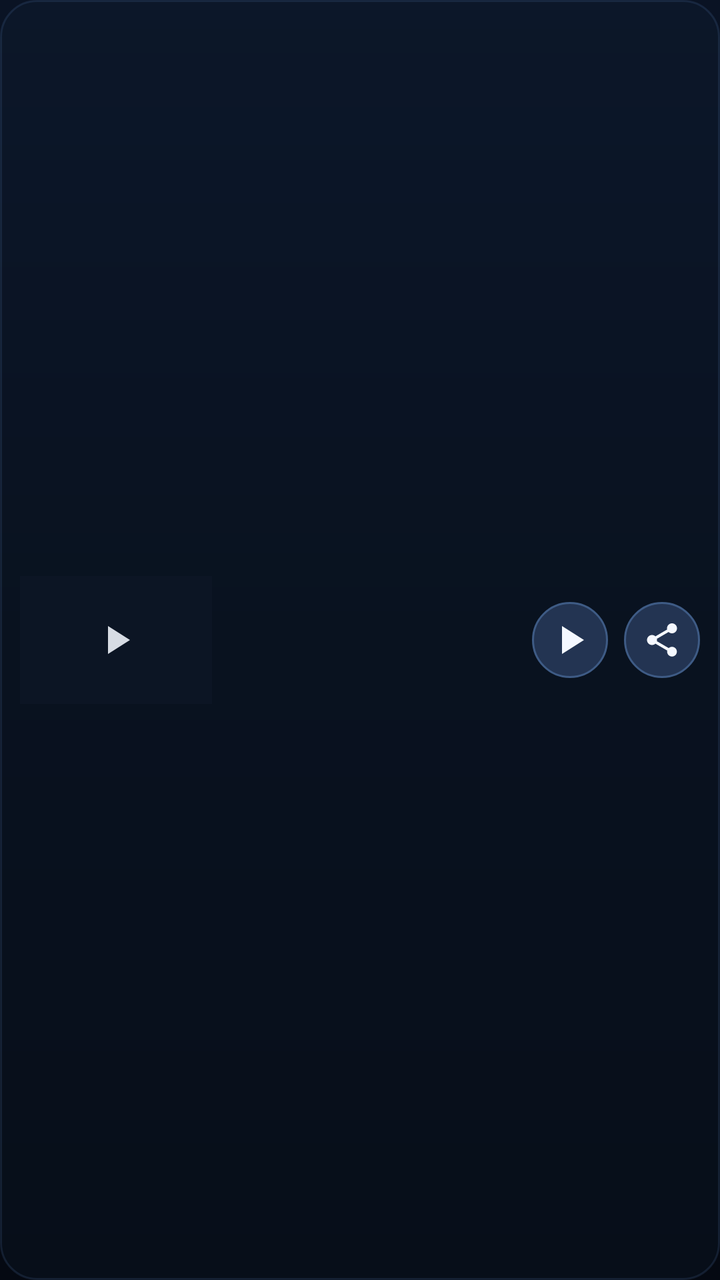
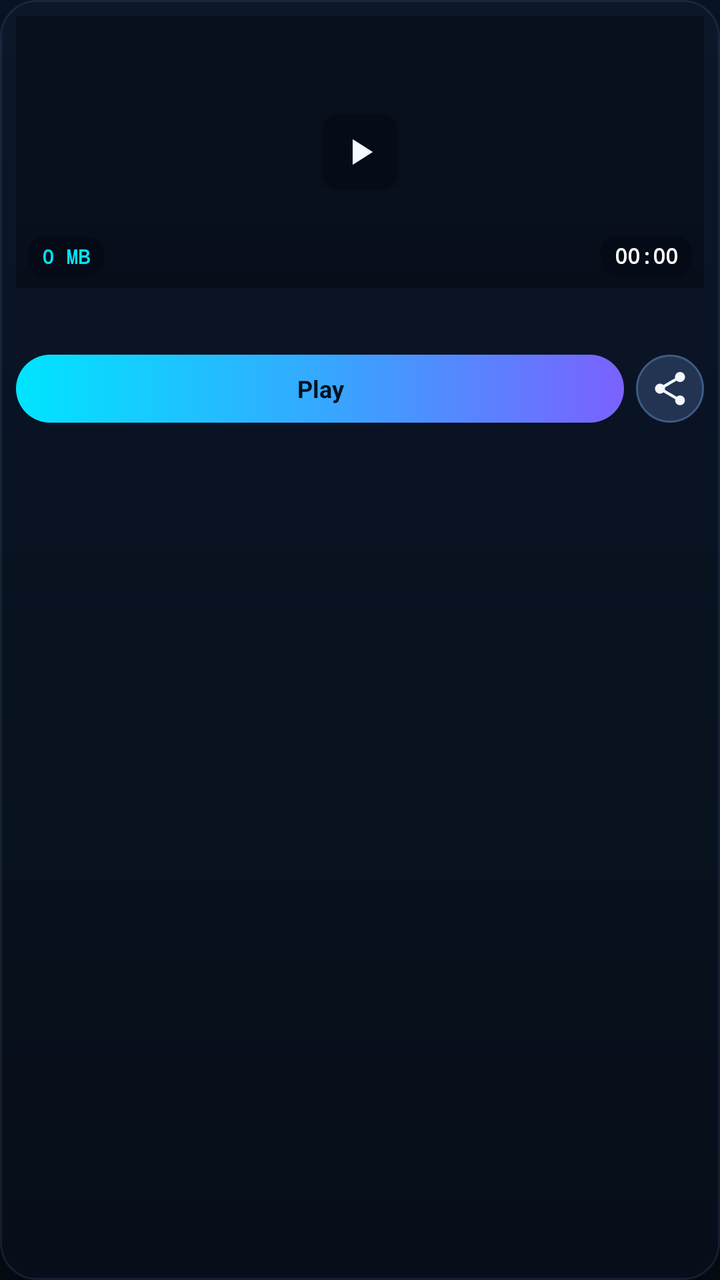

The first picture is an Android layout as it rendered before a commit; the second is the same layout after the commit. The layout source and the unified diff follow.
<!-- AndroidManifest.xml: application theme Theme.VisionWatermark -->
<!-- res/layout/item_recent_export.xml -->
<?xml version="1.0" encoding="utf-8"?>
<LinearLayout xmlns:android="http://schemas.android.com/apk/res/android"
    android:layout_width="match_parent"
    android:layout_height="84dp"
    android:layout_marginBottom="12dp"
    android:background="@drawable/bg_glass_card"
    android:gravity="center_vertical"
    android:orientation="horizontal"
    android:padding="10dp">

    <FrameLayout
        android:layout_width="96dp"
        android:layout_height="64dp">

        <ImageView
            android:id="@+id/ivThumbnail"
            android:layout_width="match_parent"
            android:layout_height="match_parent"
            android:background="#0C1524"
            android:contentDescription="Video thumbnail"
            android:scaleType="centerCrop" />

        <ImageView
            android:layout_width="24dp"
            android:layout_height="24dp"
            android:layout_gravity="center"
            android:alpha="0.88"
            android:contentDescription="@string/play"
            android:src="@drawable/ic_play" />
    </FrameLayout>

    <LinearLayout
        android:layout_width="0dp"
        android:layout_height="wrap_content"
        android:layout_marginStart="12dp"
        android:layout_weight="1"
        android:orientation="vertical">

        <TextView
            android:id="@+id/tvFileName"
            android:layout_width="match_parent"
            android:layout_height="wrap_content"
            android:ellipsize="middle"
            android:singleLine="true"
            android:textColor="@color/text_primary"
            android:textSize="14sp"
            android:textStyle="bold" />

        <TextView
            android:id="@+id/tvMeta"
            android:layout_width="match_parent"
            android:layout_height="wrap_content"
            android:layout_marginTop="3dp"
            android:textColor="@color/text_secondary"
            android:textSize="12sp" />
    </LinearLayout>

    <ImageButton
        android:id="@+id/btnPlayItem"
        android:layout_width="38dp"
        android:layout_height="38dp"
        android:layout_marginStart="6dp"
        android:background="@drawable/bg_circle_icon_btn"
        android:contentDescription="@string/play"
        android:padding="8dp"
        android:src="@drawable/ic_play" />

    <ImageButton
        android:id="@+id/btnShareItem"
        android:layout_width="38dp"
        android:layout_height="38dp"
        android:layout_marginStart="8dp"
        android:background="@drawable/bg_circle_icon_btn"
        android:contentDescription="@string/share"
        android:padding="9dp"
        android:src="@drawable/ic_share" />

</LinearLayout>
<!-- resources referenced by this layout -->
<resources>
  <color name="text_primary">#F4F8FF</color>
  <color name="text_secondary">#94A8C9</color>
  <!-- drawable bg_circle_icon_btn (drawable) -->
  <?xml version="1.0" encoding="utf-8"?>
  <ripple xmlns:android="http://schemas.android.com/apk/res/android"
      android:color="#3300E5FF">
      <item>
          <shape android:shape="oval">
              <solid android:color="#233452" />
              <stroke
                  android:width="1dp"
                  android:color="#3E5B85" />
          </shape>
      </item>
  </ripple>
  <!-- drawable bg_glass_card (drawable) -->
  <?xml version="1.0" encoding="utf-8"?>
  <shape xmlns:android="http://schemas.android.com/apk/res/android"
      android:shape="rectangle">
      <solid android:color="#1A243B5E" />
      <corners android:radius="18dp" />
      <stroke
          android:width="1dp"
          android:color="#2E5479B0" />
  </shape>
  <!-- drawable ic_play (drawable) -->
  <vector xmlns:android="http://schemas.android.com/apk/res/android"
      android:width="24dp"
      android:height="24dp"
      android:viewportWidth="24"
      android:viewportHeight="24">
      <path
          android:fillColor="#F4F8FF"
          android:pathData="M8,5v14l11,-7z" />
  </vector>
  <string name="play">Play</string>
  <string name="share">Share</string>
  <style name="Theme.VisionWatermark" parent="Theme.Material3.Dark.NoActionBar">
          <item name="android:windowBackground">@drawable/bg_main_gradient</item>
          <item name="android:statusBarColor">@color/bg_obsidian</item>
          <item name="android:navigationBarColor">@color/bg_obsidian</item>
          <item name="colorPrimary">@color/cyan_accent</item>
          <item name="colorSecondary">@color/blue_accent</item>
          <item name="android:textColorPrimary">@color/text_primary</item>
          <item name="android:textColorSecondary">@color/text_secondary</item>
      </style>
  <!-- drawable bg_main_gradient (drawable) -->
  <?xml version="1.0" encoding="utf-8"?>
  <shape xmlns:android="http://schemas.android.com/apk/res/android">
      <gradient
          android:angle="270"
          android:startColor="#0A1324"
          android:centerColor="#070D19"
          android:endColor="#050912"
          android:type="linear" />
  </shape>
  <color name="bg_obsidian">#070D19</color>
  <color name="cyan_accent">#00E5FF</color>
  <color name="blue_accent">#4E7BFF</color>
  <!-- unchanged entries left out for length: 1 -->
</resources>

<!-- the commit's change to res/layout/item_recent_export.xml (unified diff, before → after) -->
@@ -1,78 +1,110 @@
 <?xml version="1.0" encoding="utf-8"?>
 <LinearLayout xmlns:android="http://schemas.android.com/apk/res/android"
     android:layout_width="match_parent"
-    android:layout_height="84dp"
-    android:layout_marginBottom="12dp"
+    android:layout_height="wrap_content"
+    android:layout_margin="6dp"
     android:background="@drawable/bg_glass_card"
-    android:gravity="center_vertical"
-    android:orientation="horizontal"
-    android:padding="10dp">
+    android:orientation="vertical"
+    android:padding="8dp">
 
     <FrameLayout
-        android:layout_width="96dp"
-        android:layout_height="64dp">
+        android:layout_width="match_parent"
+        android:layout_height="136dp">
 
         <ImageView
             android:id="@+id/ivThumbnail"
             android:layout_width="match_parent"
             android:layout_height="match_parent"
-            android:background="#0C1524"
+            android:background="#08101E"
             android:contentDescription="Video thumbnail"
             android:scaleType="centerCrop" />
 
+        <View
+            android:layout_width="match_parent"
+            android:layout_height="52dp"
+            android:layout_gravity="bottom"
+            android:background="@drawable/bg_thumb_gradient" />
+
         <ImageView
-            android:layout_width="24dp"
-            android:layout_height="24dp"
+            android:layout_width="38dp"
+            android:layout_height="38dp"
             android:layout_gravity="center"
-            android:alpha="0.88"
+            android:background="@drawable/bg_thumb_badge"
             android:contentDescription="@string/play"
+            android:padding="8dp"
             android:src="@drawable/ic_play" />
-    </FrameLayout>
-
-    <LinearLayout
-        android:layout_width="0dp"
-        android:layout_height="wrap_content"
-        android:layout_marginStart="12dp"
-        android:layout_weight="1"
-        android:orientation="vertical">
 
         <TextView
-            android:id="@+id/tvFileName"
-            android:layout_width="match_parent"
+            android:id="@+id/tvDurationBadge"
+            android:layout_width="wrap_content"
             android:layout_height="wrap_content"
-            android:ellipsize="middle"
-            android:singleLine="true"
-            android:textColor="@color/text_primary"
-            android:textSize="14sp"
+            android:layout_gravity="bottom|end"
+            android:layout_margin="6dp"
+            android:background="@drawable/bg_thumb_badge"
+            android:fontFamily="monospace"
+            android:paddingHorizontal="7dp"
+            android:paddingVertical="3dp"
+            android:text="00:00"
+            android:textColor="#FFFFFF"
+            android:textSize="10.5sp"
             android:textStyle="bold" />
 
         <TextView
-            android:id="@+id/tvMeta"
-            android:layout_width="match_parent"
+            android:id="@+id/tvSizeBadge"
+            android:layout_width="wrap_content"
             android:layout_height="wrap_content"
-            android:layout_marginTop="3dp"
-            android:textColor="@color/text_secondary"
-            android:textSize="12sp" />
+            android:layout_gravity="bottom|start"
+            android:layout_margin="6dp"
+            android:background="@drawable/bg_thumb_badge"
+            android:fontFamily="monospace"
+            android:paddingHorizontal="7dp"
+            android:paddingVertical="3dp"
+            android:text="0 MB"
+            android:textColor="@color/cyan_accent"
+            android:textSize="10sp"
+            android:textStyle="bold" />
+    </FrameLayout>
+
+    <TextView
+        android:id="@+id/tvFileName"
+        android:layout_width="match_parent"
+        android:layout_height="wrap_content"
+        android:layout_marginTop="8dp"
+        android:ellipsize="end"
+        android:singleLine="true"
+        android:textColor="@color/text_primary"
+        android:textSize="12.5sp"
+        android:textStyle="bold" />
+
+    <LinearLayout
+        android:layout_width="match_parent"
+        android:layout_height="34dp"
+        android:layout_marginTop="8dp"
+        android:orientation="horizontal">
+
+        <TextView
+            android:id="@+id/btnPlayItem"
+            android:layout_width="0dp"
+            android:layout_height="match_parent"
+            android:layout_weight="1"
+            android:background="@drawable/bg_primary_gradient_btn"
+            android:clickable="true"
+            android:focusable="true"
+            android:gravity="center"
+            android:text="Play"
+            android:textColor="#04101D"
+            android:textSize="12sp"
+            android:textStyle="bold" />
+
+        <ImageButton
+            android:id="@+id/btnShareItem"
+            android:layout_width="34dp"
+            android:layout_height="34dp"
+            android:layout_marginStart="6dp"
+            android:background="@drawable/bg_circle_icon_btn"
+            android:contentDescription="@string/share"
+            android:padding="7dp"
+            android:src="@drawable/ic_share" />
     </LinearLayout>
 
-    <ImageButton
-        android:id="@+id/btnPlayItem"
-        android:layout_width="38dp"
-        android:layout_height="38dp"
-        android:layout_marginStart="6dp"
-        android:background="@drawable/bg_circle_icon_btn"
-        android:contentDescription="@string/play"
-        android:padding="8dp"
-        android:src="@drawable/ic_play" />
-
-    <ImageButton
-        android:id="@+id/btnShareItem"
-        android:layout_width="38dp"
-        android:layout_height="38dp"
-        android:layout_marginStart="8dp"
-        android:background="@drawable/bg_circle_icon_btn"
-        android:contentDescription="@string/share"
-        android:padding="9dp"
-        android:src="@drawable/ic_share" />
-
 </LinearLayout>
<!-- resource entries referenced after the edit -->
@@ -24,6 +24,37 @@
       <stroke
           android:width="1dp"
           android:color="#2E5479B0" />
+  </shape>
+  <!-- drawable bg_primary_gradient_btn (drawable) -->
+  <?xml version="1.0" encoding="utf-8"?>
+  <ripple xmlns:android="http://schemas.android.com/apk/res/android"
+      android:color="#40FFFFFF">
+      <item>
+          <shape android:shape="rectangle">
+              <gradient
+                  android:angle="0"
+                  android:startColor="#00E5FF"
+                  android:centerColor="#35A8FF"
+                  android:endColor="#7B61FF"
+                  android:type="linear" />
+              <corners android:radius="18dp" />
+          </shape>
+      </item>
+  </ripple>
+  <!-- drawable bg_thumb_badge (drawable) -->
+  <?xml version="1.0" encoding="utf-8"?>
+  <shape xmlns:android="http://schemas.android.com/apk/res/android"
+      android:shape="rectangle">
+      <solid android:color="#B3050A14" />
+      <corners android:radius="8dp" />
+  </shape>
+  <!-- drawable bg_thumb_gradient (drawable) -->
+  <?xml version="1.0" encoding="utf-8"?>
+  <shape xmlns:android="http://schemas.android.com/apk/res/android">
+      <gradient
+          android:angle="270"
+          android:startColor="#00000000"
+          android:endColor="#CC060C18" />
   </shape>
   <!-- drawable ic_play (drawable) -->
   <vector xmlns:android="http://schemas.android.com/apk/res/android"
